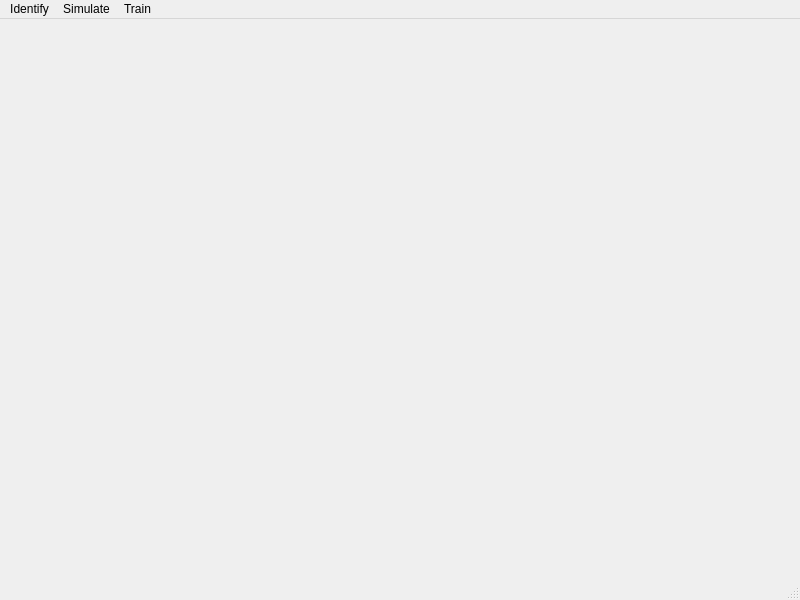
The window that gui/mainwindow.ui (fidelechevarria/DeepAero) describes before a commit, drawn with Qt 5.
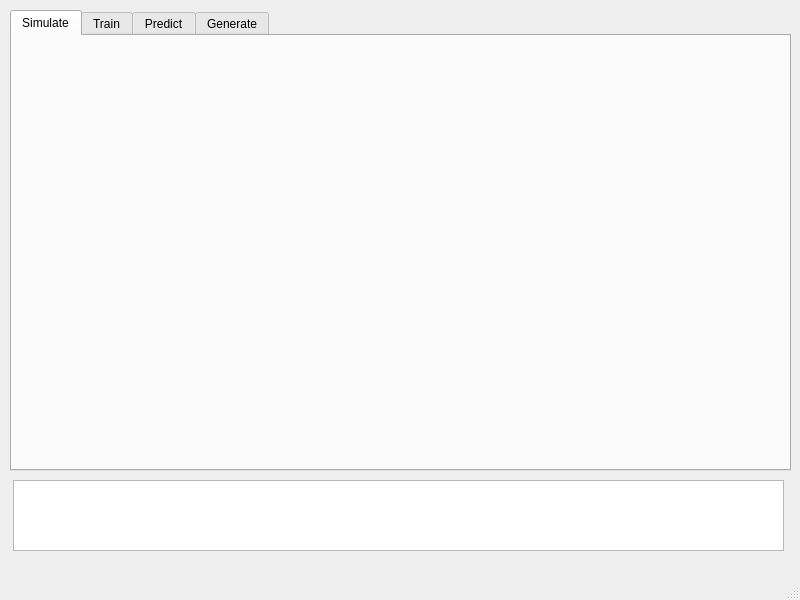
The same window after the commit.

Commit message: Added main tabs and message log to GUI

Diff of the .ui file:
```diff
--- a/gui/mainwindow.ui
+++ b/gui/mainwindow.ui
@@ -13,7 +13,54 @@
   <property name="windowTitle">
    <string>MainWindow</string>
   </property>
-  <widget class="QWidget" name="centralwidget"/>
+  <widget class="QWidget" name="centralwidget">
+   <widget class="QTabWidget" name="tabWidget">
+    <property name="geometry">
+     <rect>
+      <x>10</x>
+      <y>10</y>
+      <width>781</width>
+      <height>461</height>
+     </rect>
+    </property>
+    <property name="currentIndex">
+     <number>0</number>
+    </property>
+    <widget class="QWidget" name="tab">
+     <property name="enabled">
+      <bool>true</bool>
+     </property>
+     <attribute name="title">
+      <string>Simulate</string>
+     </attribute>
+    </widget>
+    <widget class="QWidget" name="tab_2">
+     <attribute name="title">
+      <string>Train</string>
+     </attribute>
+    </widget>
+    <widget class="QWidget" name="tab_3">
+     <attribute name="title">
+      <string>Predict</string>
+     </attribute>
+    </widget>
+    <widget class="QWidget" name="tab_4">
+     <attribute name="title">
+      <string>Generate</string>
+     </attribute>
+    </widget>
+   </widget>
+   <widget class="QTextEdit" name="textEdit">
+    <property name="geometry">
+     <rect>
+      <x>13</x>
+      <y>480</y>
+      <width>771</width>
+      <height>71</height>
+     </rect>
+    </property>
+   </widget>
+  </widget>
   <widget class="QMenuBar" name="menubar">
    <property name="geometry">
     <rect>
@@ -23,24 +70,6 @@
      <height>22</height>
     </rect>
    </property>
-   <widget class="QMenu" name="menuIdentify">
-    <property name="title">
-     <string>Identify</string>
-    </property>
-   </widget>
-   <widget class="QMenu" name="menuSimulate">
-    <property name="title">
-     <string>Simulate</string>
-    </property>
-   </widget>
-   <widget class="QMenu" name="menuTrain">
-    <property name="title">
-     <string>Train</string>
-    </property>
-   </widget>
-   <addaction name="menuIdentify"/>
-   <addaction name="menuSimulate"/>
-   <addaction name="menuTrain"/>
   </widget>
   <widget class="QStatusBar" name="statusbar"/>
  </widget>
```
The commit also changes 1 other file.
